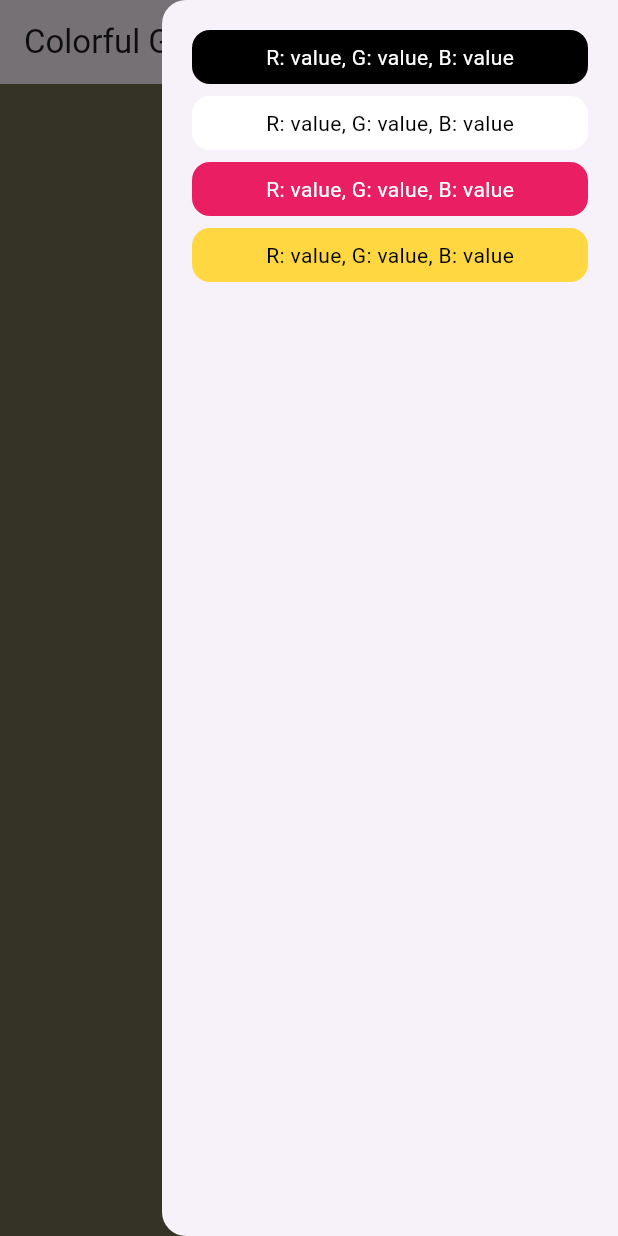
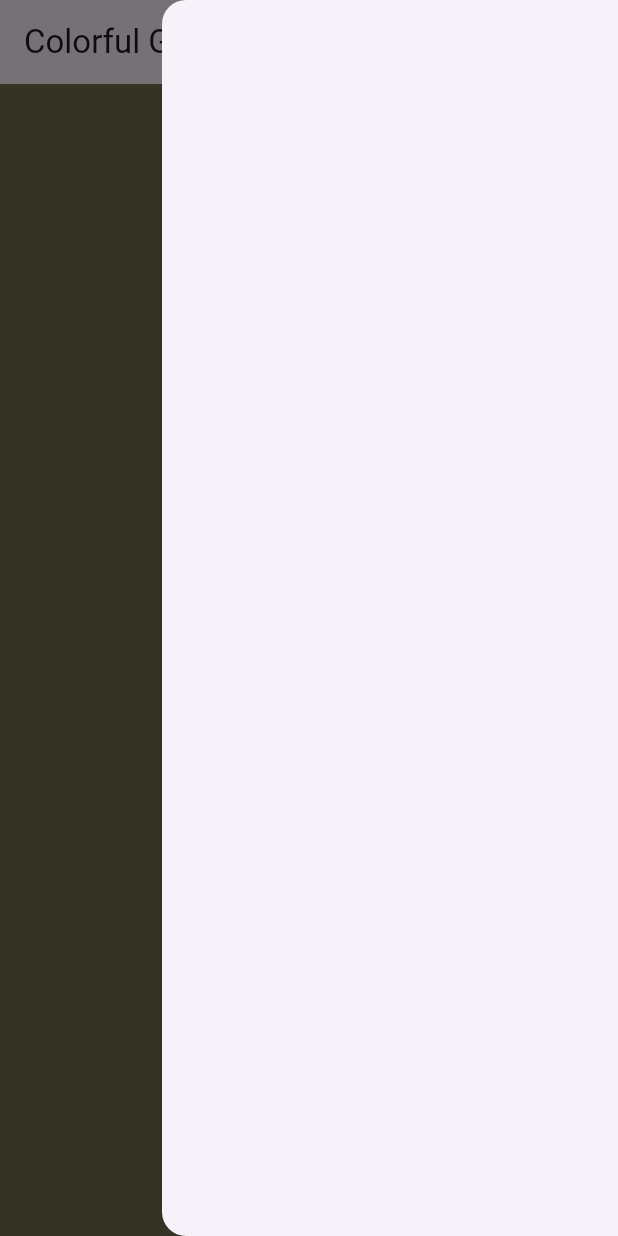
Before and after one commit to UbohyiPetro/colorful_greetings, a Flutter app: the screen it shows after launch, in the side drawer, after a tap on the "history" icon, on a phone screen of 412 x 824 dp. Run offline on Flutter 3.47's test engine with Material 3 defaults, Android fonts, the phone set to English and light mode, and no system bars; our stand-ins replace get.

Commit message:
CG-6: implement history logic

```diff
--- /dev/null
+++ b/lib/history/controller/history_controller.dart
@@ -0,0 +1,20 @@
+import 'package:colorful_greetings/history/model/history_model.dart';
+import 'package:colorful_greetings/history/state/history_state.dart';
+import 'package:get/get.dart';
+
+class HistoryController extends GetxController {
+  final HistoryState historyState = HistoryState();
+
+  @override
+  void onInit() {
+    super.onInit();
+  }
+
+  List<HistoryModel> getHistoryList() {
+    return historyState.history;
+  }
+
+  void addColorToHistory(HistoryModel historyModel) {
+    historyState.history.insert(0, historyModel);
+  }
+}
--- /dev/null
+++ b/lib/history/model/history_model.dart
@@ -0,0 +1,7 @@
+class HistoryModel {
+  final int red;
+  final int green;
+  final int blue;
+
+  HistoryModel({required this.red, required this.green, required this.blue});
+}
--- /dev/null
+++ b/lib/history/state/history_state.dart
@@ -0,0 +1,6 @@
+import 'package:colorful_greetings/history/model/history_model.dart';
+import 'package:get/get.dart';
+
+class HistoryState {
+  RxList<HistoryModel> history = RxList();
+}
--- /dev/null
+++ b/lib/history/ui/history_drawer.dart
@@ -0,0 +1,28 @@
+import 'package:colorful_greetings/history/controller/history_controller.dart';
+import 'package:colorful_greetings/history/ui/history_item_component.dart';
+import 'package:flutter/material.dart';
+import 'package:get/get.dart';
+
+class HistoryDrawer extends StatelessWidget {
+  const HistoryDrawer({Key? key}) : super(key: key);
+
+  @override
+  Widget build(BuildContext context) {
+    final HistoryController historyController = Get.find<HistoryController>();
+    final history = historyController.historyState.history;
+    return Drawer(
+      child: Padding(
+        padding: const EdgeInsets.all(16.0),
+        child: ListView.builder(
+          itemCount: history.length,
+          itemBuilder: (BuildContext context, int index) {
+            final historyItem = history[index];
+            final historyItemColor = Color.fromRGBO(
+                historyItem.red, historyItem.green, historyItem.blue, 1.0);
+            return HistoryItemComponent(color: historyItemColor);
+          },
+        ),
+      ),
+    );
+  }
+}
--- a/lib/home/ui/history_drawer/ui/history_drawer.dart
+++ /dev/null
@@ -1,23 +0,0 @@
-import 'package:colorful_greetings/home/ui/history_drawer/ui/history_item_component.dart';
-import 'package:flutter/material.dart';
-
-class HistoryDrawer extends StatelessWidget {
-  const HistoryDrawer({Key? key}) : super(key: key);
-
-  @override
-  Widget build(BuildContext context) {
-    return Drawer(
-      child: Padding(
-        padding: const EdgeInsets.all(16.0),
-        child: ListView(
-          children: const [
-            HistoryItemComponent(color: Colors.black,),
-            HistoryItemComponent(color: Colors.white,),
-            HistoryItemComponent(color: Colors.pink,),
-            HistoryItemComponent(color: Colors.amberAccent,)
-          ],
-        ),
-      ),
-    );
-  }
-}
--- a/lib/home/ui/home_screen.dart
+++ b/lib/home/ui/home_screen.dart
@@ -1,5 +1,7 @@
+import 'package:colorful_greetings/history/controller/history_controller.dart';
+import 'package:colorful_greetings/history/model/history_model.dart';
+import 'package:colorful_greetings/history/ui/history_drawer.dart';
 import 'package:colorful_greetings/home/controller/color_controller.dart';
-import 'package:colorful_greetings/home/ui/history_drawer/ui/history_drawer.dart';
 import 'package:flutter/material.dart';
 import 'package:get/get.dart';
 
@@ -9,9 +11,18 @@ class HomeScreen extends StatelessWidget {
   @override
   Widget build(BuildContext context) {
     final ColorController colorController = Get.put(ColorController());
+    final HistoryController historyController = Get.put(HistoryController());
     return Obx(
       () => GestureDetector(
-        onTap: colorController.generateNewColor,
+        onTap: () {
+          colorController.generateNewColor();
+          final HistoryModel historyItem = HistoryModel(
+            red: colorController.colorState.red.value,
+            green: colorController.colorState.green.value,
+            blue: colorController.colorState.blue.value,
+          );
+          historyController.addColorToHistory(historyItem);
+        },
         child: Scaffold(
           endDrawer: const HistoryDrawer(),
           backgroundColor: colorController.getCurrentBackgroundColor(),
```
Also changed, not shown: lib/history/ui/history_item_component.dart (renamed from lib/home/ui/history_drawer/ui/history_item_component.dart).
